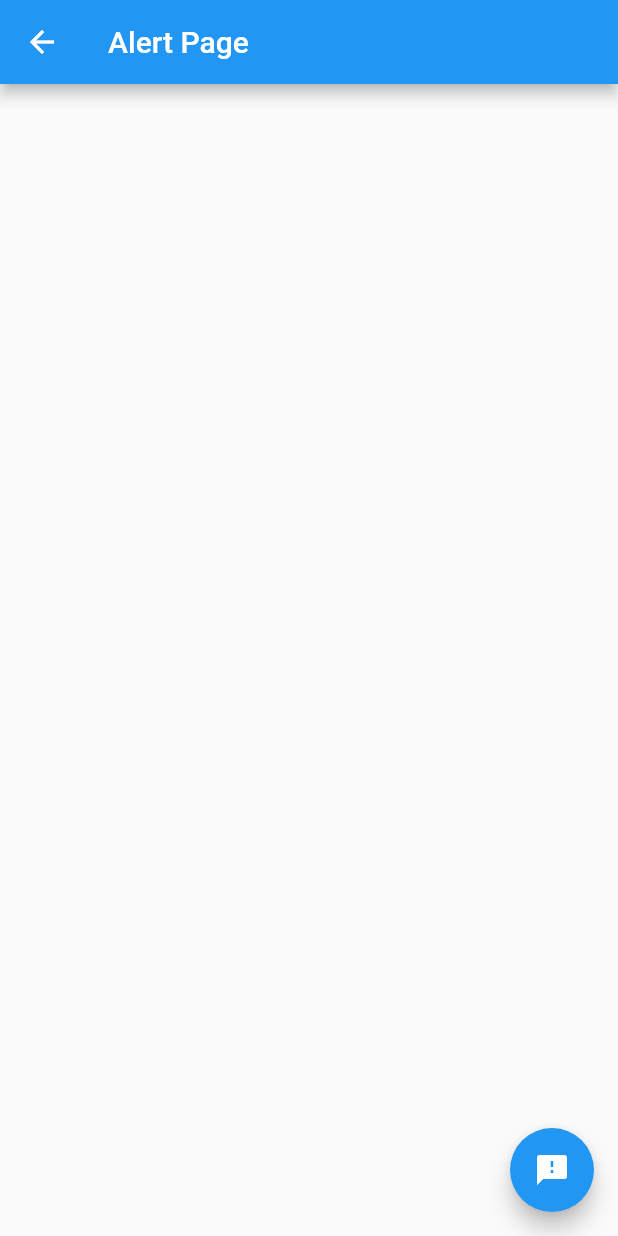
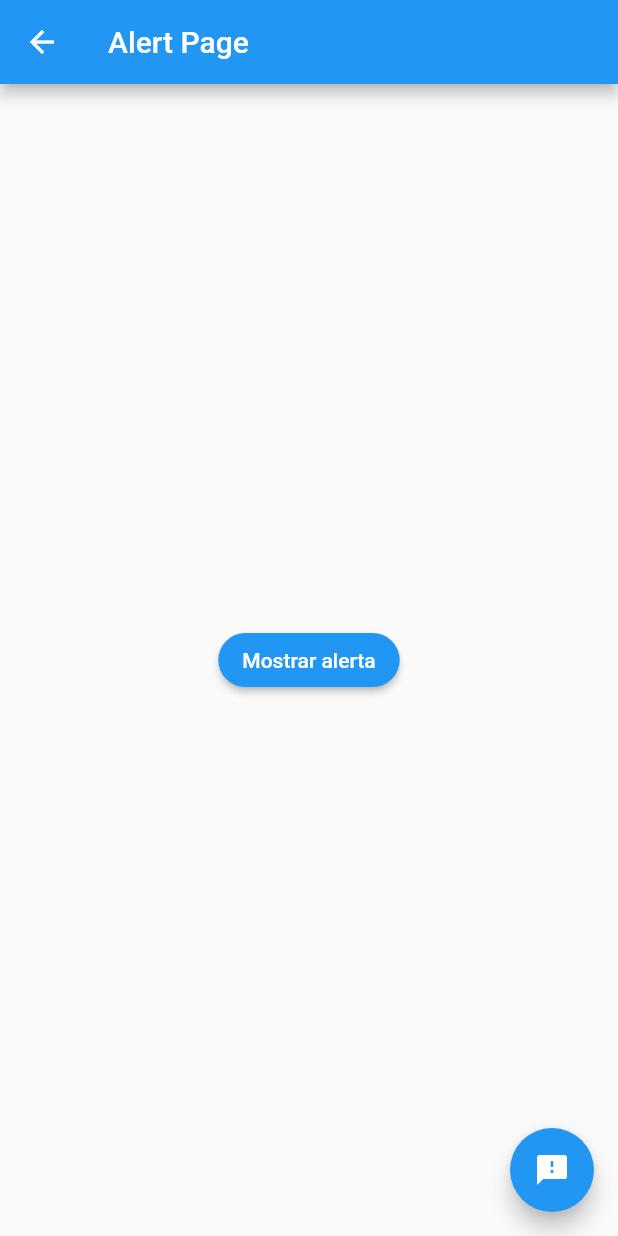
Before and after one commit to martinhash/flutterapp, a Flutter app: the AlertPage screen opened by its route, on a phone screen of 412 x 824 dp. Run offline on Flutter 3.47's test engine with Material 2 defaults, Android fonts, the phone set to English and light mode, and no system bars.

Commit message:
alertdialog

```diff
--- a/lib/src/pages/alert_page.dart
+++ b/lib/src/pages/alert_page.dart
@@ -9,9 +9,32 @@ class AlertPage extends StatelessWidget {
       floatingActionButton: FloatingActionButton(
         child: Icon( Icons.feedback ),
         onPressed: (){
+
           Navigator.pop(context);
+
         },
       ),
+      body: Center(
+        child: RaisedButton(
+          child: Text('Mostrar alerta'),
+          onPressed: () => _mostrarAlerta(context),
+          color: Colors.blue,
+          textColor: Colors.white,
+          shape: StadiumBorder(),
+          ),
+        ),
     );
   }
+  void _mostrarAlerta( BuildContext context){
+    showDialog(
+      context: context,
+      barrierDismissible: true,
+      builder: (context){
+        return AlertDialog(
+          title: Text('Okey'),
+          content: Text('Contenido'),
+        );
+      }
+      );
+  }
 }
```
